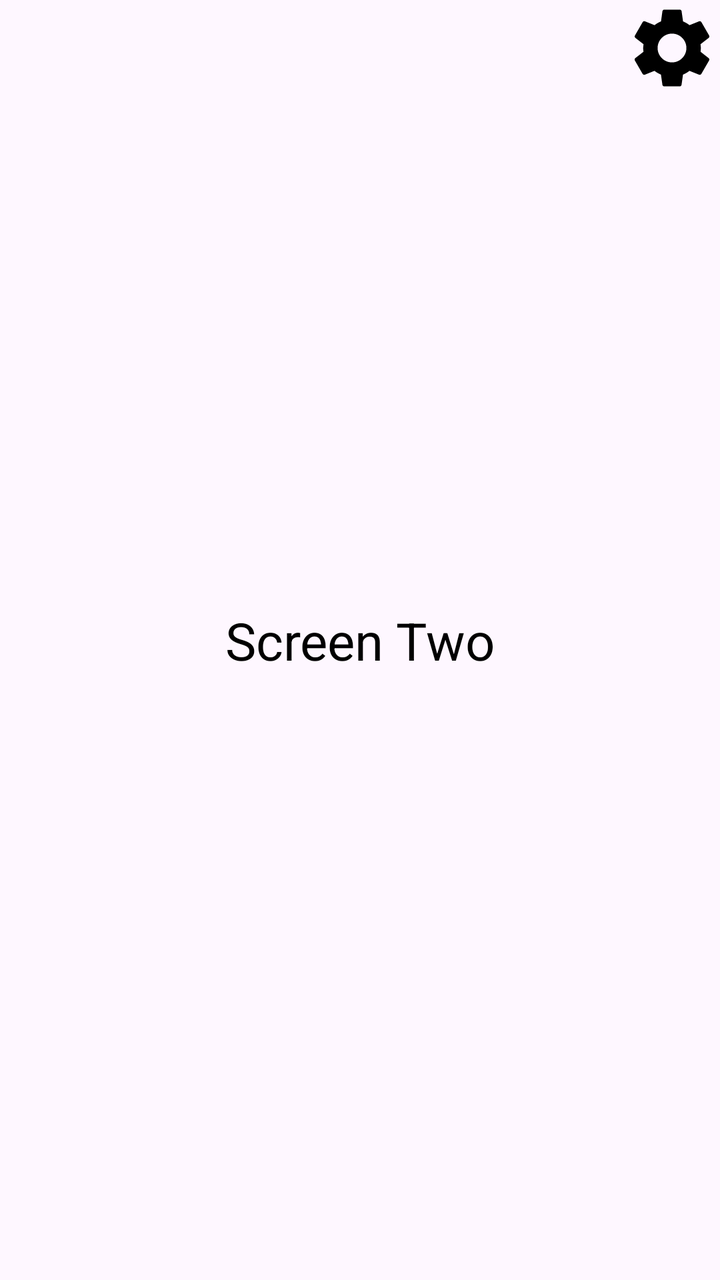
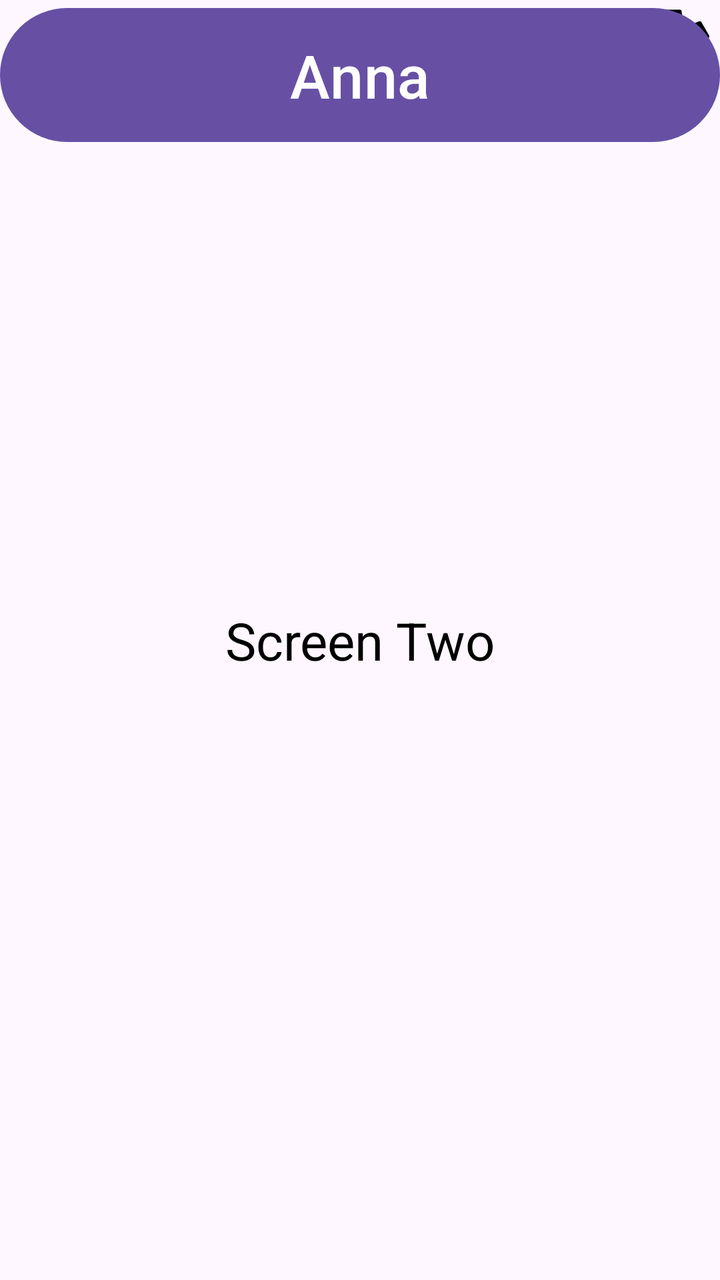

Screens rendered from an Android XML layout before and after an edit, with the pre-edit source and the edit as a unified diff.
<!-- AndroidManifest.xml: application theme Theme.SecondActivity -->
<!-- res/layout/activity_secound.xml -->
<?xml version="1.0" encoding="utf-8"?>
<androidx.constraintlayout.widget.ConstraintLayout xmlns:android="http://schemas.android.com/apk/res/android"
    xmlns:app="http://schemas.android.com/apk/res-auto"
    xmlns:tools="http://schemas.android.com/tools"
    android:id="@+id/main"
    android:layout_width="match_parent"
    android:layout_height="match_parent"
    tools:context=".SecoundActivity">

    <ImageView
        android:id="@+id/gotoSettings"
        android:layout_width="48dp"
        android:layout_height="48dp"
        android:src="@drawable/baseline_settings_24"
        android:clickable="true"
        android:focusable="true"
        android:contentDescription="Go to Settings"
        app:layout_constraintTop_toTopOf="parent"
        app:layout_constraintEnd_toEndOf="parent" />

    <TextView
        android:layout_width="wrap_content"
        android:layout_height="wrap_content"
        android:text="Screen Two"
        android:textColor="@color/black"
        android:textSize="26sp"
        app:layout_constraintBottom_toBottomOf="parent"
        app:layout_constraintEnd_toEndOf="parent"
        app:layout_constraintHorizontal_bias="0.5"
        app:layout_constraintStart_toStartOf="parent"
        app:layout_constraintTop_toTopOf="parent"
        app:layout_constraintVertical_bias="0.5" />


</androidx.constraintlayout.widget.ConstraintLayout>
<!-- resources referenced by this layout -->
<resources>
  <color name="black">#FF000000</color>
  <!-- drawable baseline_settings_24 (drawable) -->
  <vector xmlns:android="http://schemas.android.com/apk/res/android" android:height="24dp" android:tint="#000000" android:viewportHeight="24" android:viewportWidth="24" android:width="24dp">
        
      <path android:fillColor="@android:color/white" android:pathData="M19.14,12.94c0.04,-0.3 0.06,-0.61 0.06,-0.94c0,-0.32 -0.02,-0.64 -0.07,-0.94l2.03,-1.58c0.18,-0.14 0.23,-0.41 0.12,-0.61l-1.92,-3.32c-0.12,-0.22 -0.37,-0.29 -0.59,-0.22l-2.39,0.96c-0.5,-0.38 -1.03,-0.7 -1.62,-0.94L14.4,2.81c-0.04,-0.24 -0.24,-0.41 -0.48,-0.41h-3.84c-0.24,0 -0.43,0.17 -0.47,0.41L9.25,5.35C8.66,5.59 8.12,5.92 7.63,6.29L5.24,5.33c-0.22,-0.08 -0.47,0 -0.59,0.22L2.74,8.87C2.62,9.08 2.66,9.34 2.86,9.48l2.03,1.58C4.84,11.36 4.8,11.69 4.8,12s0.02,0.64 0.07,0.94l-2.03,1.58c-0.18,0.14 -0.23,0.41 -0.12,0.61l1.92,3.32c0.12,0.22 0.37,0.29 0.59,0.22l2.39,-0.96c0.5,0.38 1.03,0.7 1.62,0.94l0.36,2.54c0.05,0.24 0.24,0.41 0.48,0.41h3.84c0.24,0 0.44,-0.17 0.47,-0.41l0.36,-2.54c0.59,-0.24 1.13,-0.56 1.62,-0.94l2.39,0.96c0.22,0.08 0.47,0 0.59,-0.22l1.92,-3.32c0.12,-0.22 0.07,-0.47 -0.12,-0.61L19.14,12.94zM12,15.6c-1.98,0 -3.6,-1.62 -3.6,-3.6s1.62,-3.6 3.6,-3.6s3.6,1.62 3.6,3.6S13.98,15.6 12,15.6z"/>
      
  </vector>
  <style name="Theme.SecondActivity" parent="Base.Theme.SecondActivity" />
  <style name="Base.Theme.SecondActivity" parent="Theme.Material3.DayNight.NoActionBar">
          
          
      </style>
</resources>

<!-- the commit's change to res/layout/activity_secound.xml (unified diff, before → after) -->
@@ -31,5 +31,14 @@
         app:layout_constraintTop_toTopOf="parent"
         app:layout_constraintVertical_bias="0.5" />
 
+    <Button
+        android:layout_width="match_parent"
+        android:layout_height="75dp"
+        app:layout_constraintBottom_toBottomOf="parent"
+        android:text="Anna"
+        android:textSize="30sp"
+        app:layout_constraintStart_toStartOf="parent"
+        app:layout_constraintTop_toTopOf="parent"
+        app:layout_constraintVertical_bias="0" />
 
 </androidx.constraintlayout.widget.ConstraintLayout>
